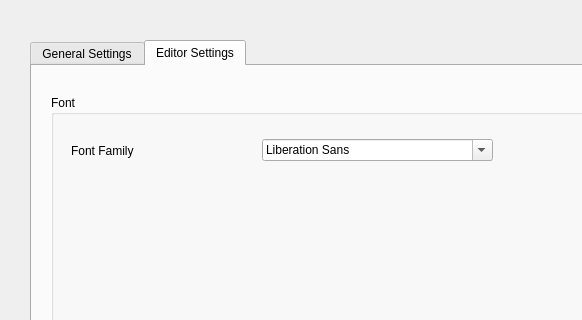
The window that src/ui/preferenceswindow.ui (ChungZH/notepanda) describes before a commit, drawn with Qt 5; both pictures show x 0 to 582 and y 0 to 320 of the 721 by 403 pixel window.
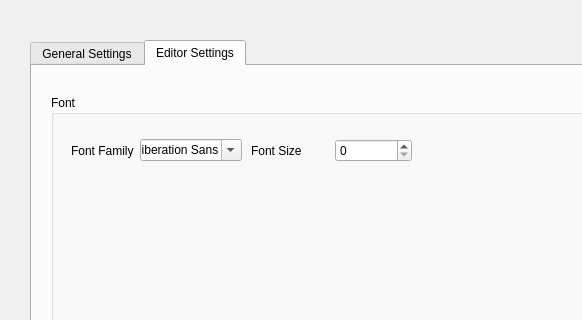
The same window after the commit. The open tabs and pages were chosen to show the change.

Commit message: feat: custom editor font size

```diff
--- a/src/ui/preferenceswindow.ui
+++ b/src/ui/preferenceswindow.ui
@@ -111,7 +111,7 @@
           <rect>
            <x>20</x>
            <y>30</y>
-           <width>422</width>
+           <width>171</width>
            <height>51</height>
           </rect>
          </property>
@@ -128,6 +128,28 @@
           </item>
          </layout>
         </widget>
+        <widget class="QWidget" name="horizontalLayoutWidget_3">
+         <property name="geometry">
+          <rect>
+           <x>200</x>
+           <y>30</y>
+           <width>161</width>
+           <height>51</height>
+          </rect>
+         </property>
+         <layout class="QHBoxLayout" name="horizontalLayout_3">
+          <item>
+           <widget class="QLabel" name="label_3">
+            <property name="text">
+             <string>Font Size</string>
+            </property>
+           </widget>
+          </item>
+          <item>
+           <widget class="QSpinBox" name="spinBox"/>
+          </item>
+         </layout>
+        </widget>
        </widget>
       </item>
      </layout>
```
The commit also changes 13 other files.
